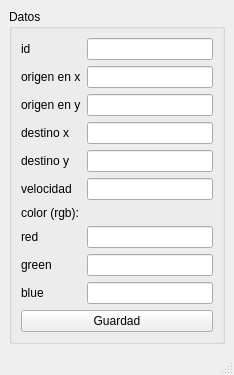
The window that ac8/interfas.ui (eduardosanchezsacnehz/UI-User-Interface) describes before a commit, drawn with Qt 5.
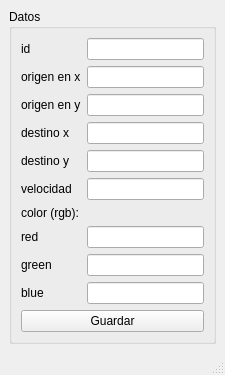
The same window after the commit.

Commit message: Corre el python la ventanita del def

The edit to the form file:
```diff
--- a/ac8/interfas.ui
+++ b/ac8/interfas.ui
@@ -6,7 +6,7 @@
    <rect>
     <x>0</x>
     <y>0</y>
-    <width>234</width>
+    <width>225</width>
     <height>368</height>
    </rect>
   </property>
@@ -54,7 +54,7 @@
        <item row="10" column="0" rowspan="2" colspan="2">
         <widget class="QPushButton" name="pushButton">
          <property name="text">
-          <string>Guardad</string>
+          <string>Guardar</string>
          </property>
         </widget>
        </item>
```
Left out of the diff: 2 changed lines with no effect on the pictures. The commit also changes 2 other files.
